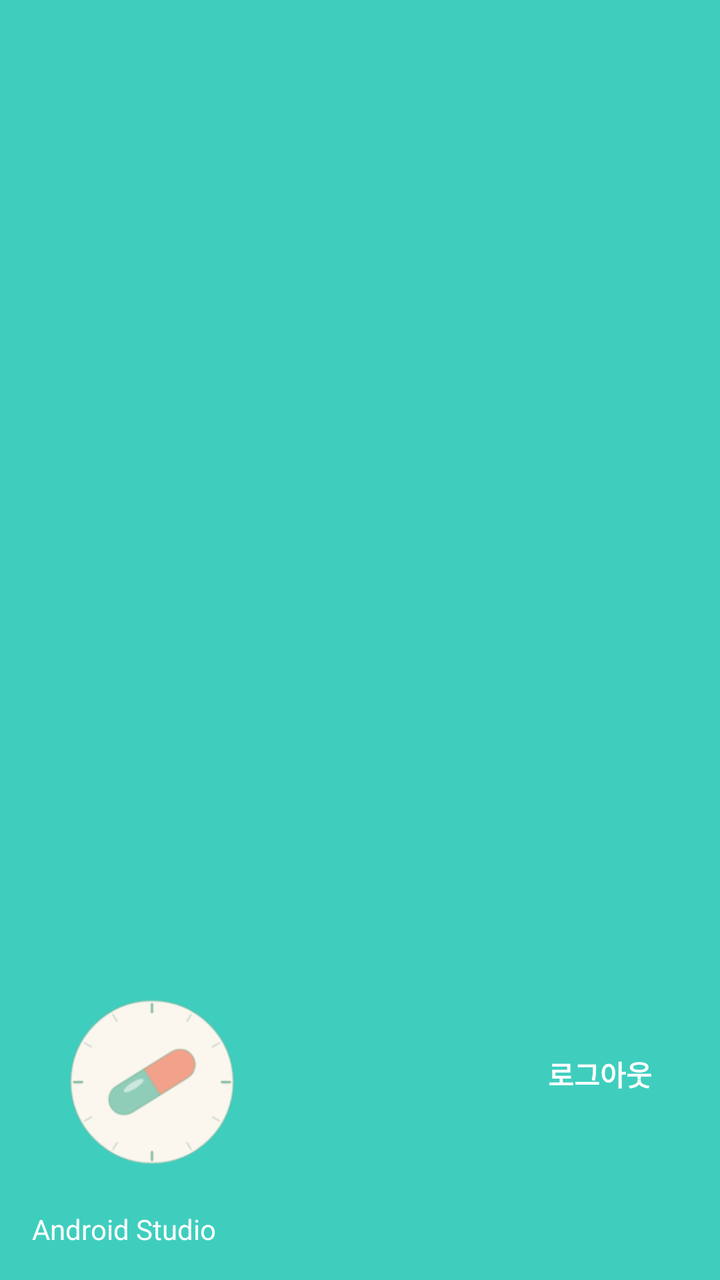
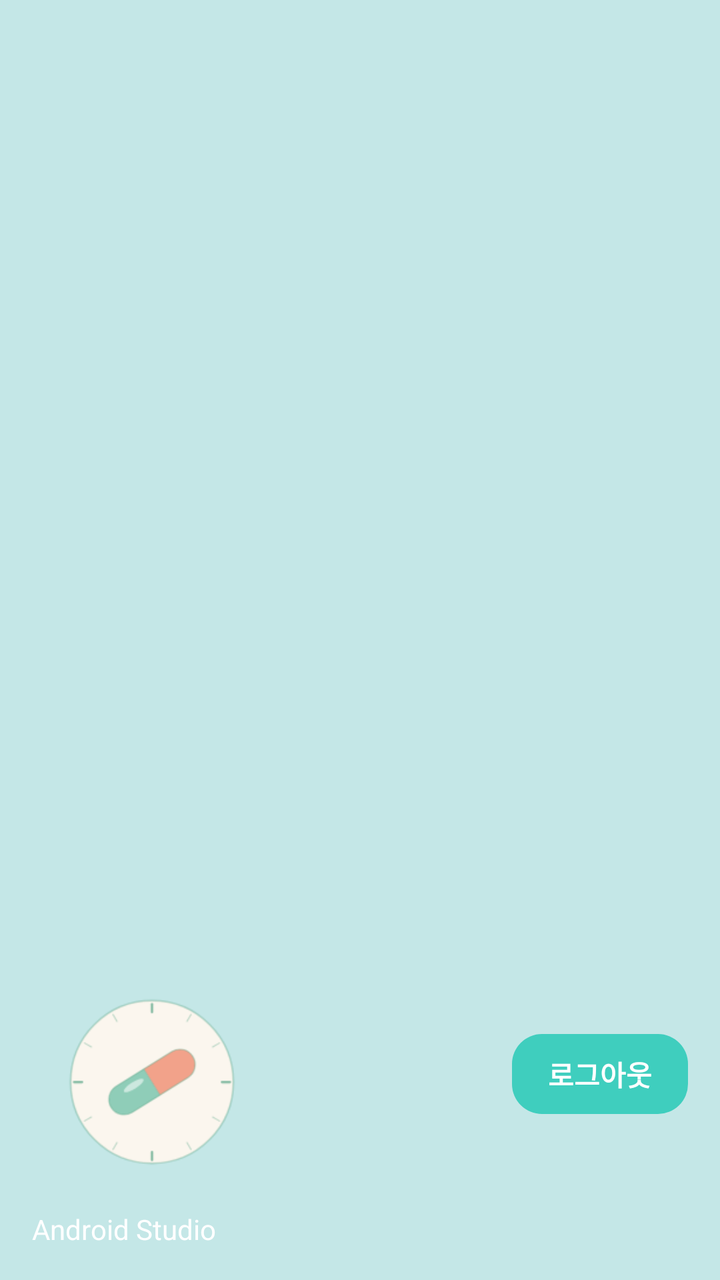

The first picture is an Android layout as it rendered before a commit; the second is the same layout after the commit. The layout source and the unified diff follow.
<!-- AndroidManifest.xml: application theme Theme.Mariwoo -->
<!-- res/layout/nav_header_main.xml -->
<?xml version="1.0" encoding="utf-8"?>
<LinearLayout xmlns:android="http://schemas.android.com/apk/res/android"
    xmlns:app="http://schemas.android.com/apk/res-auto"
    android:layout_width="match_parent"
    android:layout_height="@dimen/nav_header_height"
    android:background="@color/mariwoo_theme"
    android:gravity="bottom"
    android:orientation="vertical"
    android:paddingLeft="@dimen/activity_horizontal_margin"
    android:paddingTop="@dimen/activity_vertical_margin"
    android:paddingRight="@dimen/activity_horizontal_margin"
    android:paddingBottom="@dimen/activity_vertical_margin"
    android:theme="@style/ThemeOverlay.AppCompat.Dark">

    <androidx.constraintlayout.widget.ConstraintLayout
        android:layout_width="match_parent"
        android:layout_height="wrap_content">

        <ImageView
            android:id="@+id/imageView"
            android:layout_width="120dp"
            android:layout_height="120dp"
            app:layout_constraintTop_toTopOf="parent"
            app:layout_constraintStart_toStartOf="parent"
            android:contentDescription="@string/nav_header_desc"
            android:paddingTop="@dimen/nav_header_vertical_spacing"
            app:srcCompat="@drawable/app_icon_login" />

        <androidx.appcompat.widget.AppCompatButton
            android:id="@+id/header_btn_logout"
            android:layout_width="wrap_content"
            android:layout_height="40dp"
            app:layout_constraintTop_toTopOf="@id/imageView"
            app:layout_constraintBottom_toBottomOf="@+id/imageView"
            app:layout_constraintEnd_toEndOf="parent"
            android:background="@drawable/button_radius15_bg_theme"
            android:text="로그아웃"
            android:textColor="@color/white"
            android:textSize="14sp"
            android:textStyle="bold"
            android:stateListAnimator="@null"
            android:paddingLeft="16dp"
            android:paddingRight="16dp"/>

    </androidx.constraintlayout.widget.ConstraintLayout>

    <TextView
        android:id="@+id/navHeaderMain_textView_name"
        android:layout_width="match_parent"
        android:layout_height="wrap_content"
        android:paddingTop="@dimen/nav_header_vertical_spacing"
        android:text="@string/nav_header_title"
        android:textAppearance="@style/TextAppearance.AppCompat.Body1" />

</LinearLayout>
<!-- resources referenced by this layout -->
<resources>
  <color name="mariwoo_theme">#3FCEBE</color>
  <color name="white">#FFFFFFFF</color>
  <dimen name="activity_horizontal_margin">16dp</dimen>
  <dimen name="activity_vertical_margin">16dp</dimen>
  <dimen name="nav_header_height">176dp</dimen>
  <dimen name="nav_header_vertical_spacing">8dp</dimen>
  <!-- drawable app_icon_login: png bitmap (drawable, 11397 bytes) -->
  <!-- drawable button_radius15_bg_theme (drawable) -->
  <?xml version="1.0" encoding="utf-8"?>
  <shape xmlns:android="http://schemas.android.com/apk/res/android"
      android:shape="rectangle">
      <solid android:color="@color/theme_color"/>
      <corners
          android:radius="15dp"/>
  </shape>
  <string name="nav_header_desc">Navigation header</string>
  <string name="nav_header_title">Android Studio</string>
  <style name="Theme.Mariwoo" parent="Theme.Material3.DayNight.NoActionBar">
          
          <item name="colorPrimary">@color/mariwoo_theme</item>
          <item name="colorPrimaryVariant">@color/mariwoo_theme</item>
          <item name="colorOnPrimary">@color/white</item>
          
          <item name="colorSecondary">@color/teal_200</item>
          <item name="colorSecondaryVariant">@color/teal_700</item>
          <item name="colorOnSecondary">@color/black</item>
          
          <item name="android:statusBarColor">@color/mariwoo_theme</item>
          
  
  
          
          <item name="windowNoTitle">true</item>
          <item name="windowSplashScreenBackground">@color/mariwoo_theme</item>
  
  
      </style>
  <color name="theme_color">#3FCEBE</color>
  <color name="teal_200">#FF03DAC5</color>
  <color name="teal_700">#FF018786</color>
  <color name="black">#FF000000</color>
</resources>

<!-- the commit's change to res/layout/nav_header_main.xml (unified diff, before → after) -->
@@ -3,7 +3,7 @@
     xmlns:app="http://schemas.android.com/apk/res-auto"
     android:layout_width="match_parent"
     android:layout_height="@dimen/nav_header_height"
-    android:background="@color/mariwoo_theme"
+    android:background="#C4E7E7"
     android:gravity="bottom"
     android:orientation="vertical"
     android:paddingLeft="@dimen/activity_horizontal_margin"
